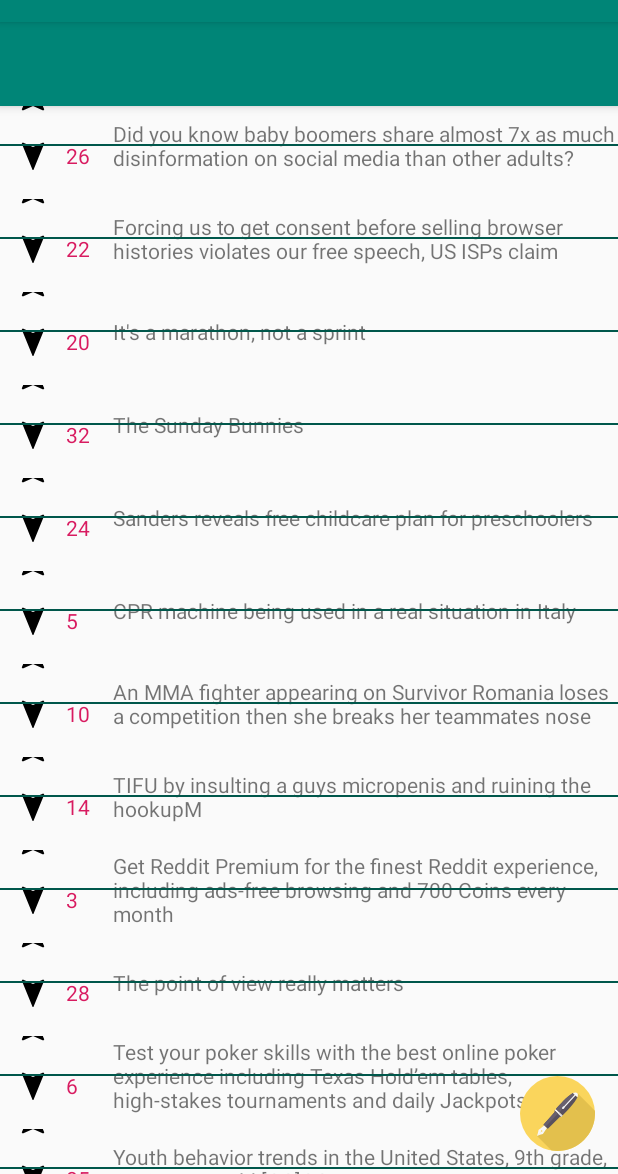
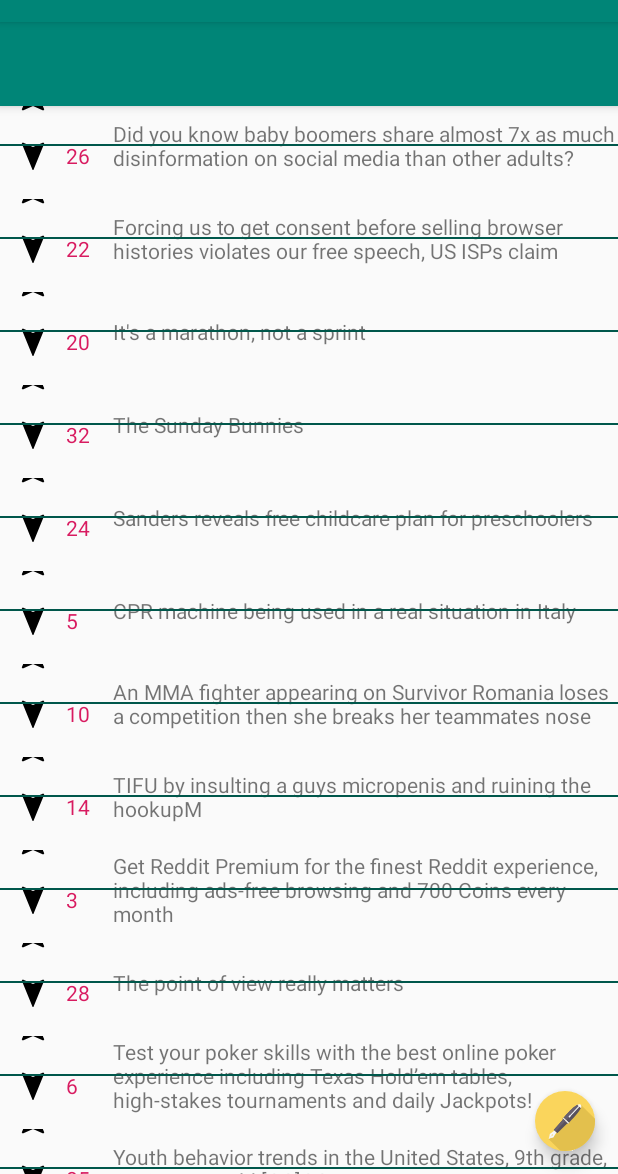
Before and after one commit to syaliqinyusof/MyRedditApplication, an Android app: the screen it shows after launch (MainActivity), on a phone screen of 412 x 824 dp, the part 62-1236 px from its top. Run offline under Robolectric (Android 15) with nearby library versions, the phone set to English and light mode, and no system bars; our stand-ins replace data binding.

```diff
--- a/app/src/main/java/com/example/myredditapplication/fragment/AddTopicFragment.kt
+++ b/app/src/main/java/com/example/myredditapplication/fragment/AddTopicFragment.kt
@@ -1,16 +1,18 @@
 package com.example.myredditapplication.fragment
 
-import android.content.Intent
+import android.app.AlertDialog
 import android.os.Bundle
 import android.view.LayoutInflater
 import android.view.View
 import android.view.ViewGroup
+import android.widget.Toast
 import androidx.databinding.DataBindingUtil
 import androidx.fragment.app.Fragment
 import androidx.lifecycle.Observer
 import androidx.lifecycle.ViewModelProviders
 import androidx.navigation.fragment.findNavController
 import androidx.recyclerview.widget.LinearLayoutManager
+import androidx.recyclerview.widget.SimpleItemAnimator
 import com.example.myredditapplication.Listener.OnClickListener
 import com.example.myredditapplication.R
 import com.example.myredditapplication.Utils.ObjectData
@@ -18,9 +20,10 @@ import com.example.myredditapplication.adapter.TopicAdapter
 import com.example.myredditapplication.databinding.FragmentAddTopicBinding
 import com.example.myredditapplication.model.ListData
 import com.example.myredditapplication.viewmodel.AddTopicViewModel
+import kotlinx.android.synthetic.main.fragment_write_topic.view.*
 
 
-class AddTopicFragment  : Fragment() {
+class AddTopicFragment  : Fragment()  {
 
     companion object {
         fun newInstance() = AddTopicFragment()
@@ -29,6 +32,7 @@ class AddTopicFragment  : Fragment() {
     private lateinit var viewModel: AddTopicViewModel
     lateinit var dataBinding: FragmentAddTopicBinding
     val TopicArray: ArrayList<ListData> = ArrayList()
+    val TOPIC_DATASET_CHANGED: String? = "com.example.myredditapplication.fragment.TOPIC_DATASET_CHANGED"
     lateinit var adapter: TopicAdapter
     private val VOTE = 1
     private val UNVOTE = 0
@@ -48,11 +52,6 @@ class AddTopicFragment  : Fragment() {
         dataBinding.viewmodel = viewModel
         dataBinding.lifecycleOwner = this
 
-        viewModel.onTopicAdd.observe(viewLifecycleOwner, Observer {
-            val intent = Intent(context, TopicFragment::class.java)
-            startActivity(intent)
-        })
-
         TopicArray.addAll(viewModel.displayTopicArray())
 
         adapter =
@@ -65,7 +64,7 @@ class AddTopicFragment  : Fragment() {
                             putString(ObjectData.Details, detail!!.details)
                         }
                         //navigate to the new fragment to show the topic on another fragment
-//                        findNavController().navigate(R.id.action_mainFragment_to_descriptionFragment, bundle)
+                        findNavController().navigate(R.id.action__topicdescriptionFragment, bundle)
                     }
 
                 }
@@ -96,9 +95,7 @@ class AddTopicFragment  : Fragment() {
 
         dataBinding.recyclerView.layoutManager = LinearLayoutManager(context)
         dataBinding.recyclerView.adapter = adapter
+        (dataBinding.recyclerView.itemAnimator as SimpleItemAnimator).supportsChangeAnimations = false
         dataBinding.recyclerView.setHasFixedSize(true)
     }
-
-
-
 }
--- a/app/src/main/java/com/example/myredditapplication/fragment/TopicFragment.kt
+++ b/app/src/main/java/com/example/myredditapplication/fragment/TopicFragment.kt
@@ -7,7 +7,7 @@ import android.view.ViewGroup
 import androidx.fragment.app.Fragment
 import com.example.myredditapplication.R
 import com.example.myredditapplication.Utils.ObjectData
-import kotlinx.android.synthetic.main.fragment_description.*
+import kotlinx.android.synthetic.main.fragment_full_details.*
 
 class TopicFragment  : Fragment() {
 
@@ -19,7 +19,7 @@ class TopicFragment  : Fragment() {
         inflater: LayoutInflater, container: ViewGroup?,
         savedInstanceState: Bundle?
     ): View? {
-        return inflater.inflate(R.layout.fragment_description, container, false)
+        return inflater.inflate(R.layout.fragment_full_details, container, false)
     }
 
     override fun onActivityCreated(savedInstanceState: Bundle?) {
--- a/app/src/main/java/com/example/myredditapplication/viewmodel/AddTopicViewModel.kt
+++ b/app/src/main/java/com/example/myredditapplication/viewmodel/AddTopicViewModel.kt
@@ -6,13 +6,14 @@ import androidx.lifecycle.AndroidViewModel
 import com.example.myredditapplication.R
 import com.example.myredditapplication.Utils.SingleLiveEvent
 import com.example.myredditapplication.model.ListData
+import com.google.android.material.floatingactionbutton.FloatingActionButton
 
 class AddTopicViewModel(application: Application) : AndroidViewModel(application) {
-    // TODO: Implement the ViewModel
 
     private val context = getApplication<Application>().applicationContext
 
     val onTopicAdd: SingleLiveEvent<View> = SingleLiveEvent()
+    var getDataList:String? = ""
 
     fun onClickCreateTopic(v: View) {
         onTopicAdd.postValue(v)
--- a/app/src/main/res/layout/fragment_add_topic.xml
+++ b/app/src/main/res/layout/fragment_add_topic.xml
@@ -45,17 +45,20 @@
                 app:layout_constraintStart_toStartOf="parent"
                 app:layout_constraintTop_toTopOf="parent" />
 
-            <ImageView
-                android:layout_width="50dp"
-                android:layout_height="50dp"
+            <com.google.android.material.floatingactionbutton.FloatingActionButton
+                android:layout_width="wrap_content"
+                android:layout_height="wrap_content"
                 android:onClick="@{viewmodel::onClickCreateTopic}"
+                app:backgroundTint="@android:color/transparent"
+                app:maxImageSize="40dp"
                 android:src="@drawable/ic_write"
+                app:fabSize="mini"
                 android:layout_marginRight="15dp"
                 android:layout_marginBottom="15dp"
                 app:layout_constraintBottom_toBottomOf="parent"
                 app:layout_constraintEnd_toEndOf="parent">
 
-            </ImageView>
+            </com.google.android.material.floatingactionbutton.FloatingActionButton>
 
         </androidx.constraintlayout.widget.ConstraintLayout>
 
--- a/app/src/main/res/navigation/navigation.xml
+++ b/app/src/main/res/navigation/navigation.xml
@@ -9,6 +9,17 @@
         android:id="@+id/mainFragment"
         android:name="com.example.myredditapplication.fragment.AddTopicFragment"
         android:label="mainFragment" >
+        <action
+            android:id="@+id/action__topicdescriptionFragment"
+            app:destination="@id/descriptionFragment" />
+
     </fragment>
 
+    <fragment
+        android:id="@+id/descriptionFragment"
+        android:name="com.example.myredditapplication.fragment.TopicFragment"
+        android:label="description_fragment"
+        tools:layout="@layout/fragment_full_details" />
+
+
 </navigation>
--- a/app/src/main/res/values/strings.xml
+++ b/app/src/main/res/values/strings.xml
@@ -1,5 +1,8 @@
 <resources>
     <string name="app_name">MyRedditApplication</string>
+    <string name="submit">Submit</string>
+    <string name="write_topic">write a topic...</string>
+
     <string name="MMA_fighter">An MMA fighter appearing on Survivor Romania loses a competition then she breaks her teammates nose</string>
     <string name="Trump">Russia is working to get Trump reelected, intelligence officials tell House lawmakers in briefing that angers the president</string>
     <string name="moustache">TIL Salvador Dali once conned Yoko Ono out of $10,000 by sending her a piece of dried grass instead of a hair from his moustache</string>
```
Also changed, not shown: app/src/main/res/layout/fragment_full_details.xml (renamed from app/src/main/res/layout/fragment_description.xml).
